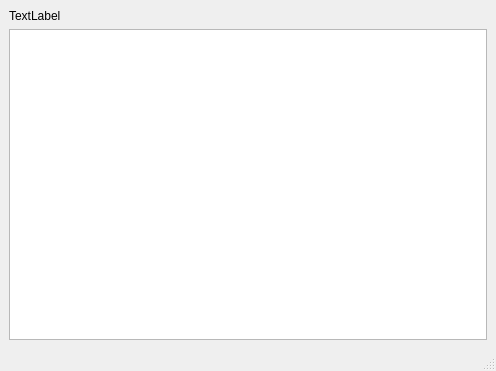
First picture: the form in mainwindow.ui, repository vignesh0025/quicky-notes, before the edit.
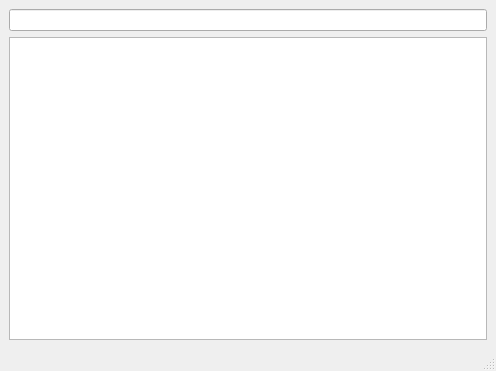
Second picture: the form after the edit.

The edit to the form file:
```diff
--- a/mainwindow.ui
+++ b/mainwindow.ui
@@ -16,11 +16,7 @@
   <widget class="QWidget" name="centralwidget">
    <layout class="QVBoxLayout" name="verticalLayout">
     <item>
-     <widget class="QLabel" name="title">
-      <property name="text">
-       <string>TextLabel</string>
-      </property>
-     </widget>
+     <widget class="QLineEdit" name="title"/>
     </item>
     <item>
      <widget class="QTextEdit" name="notes">
```
